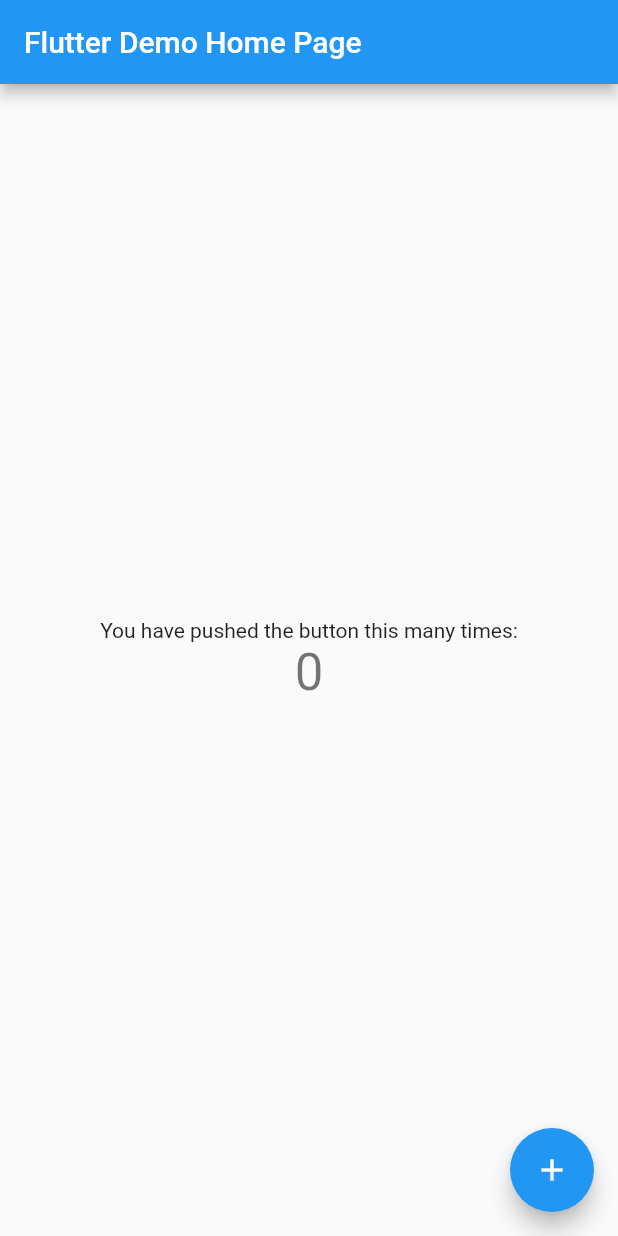
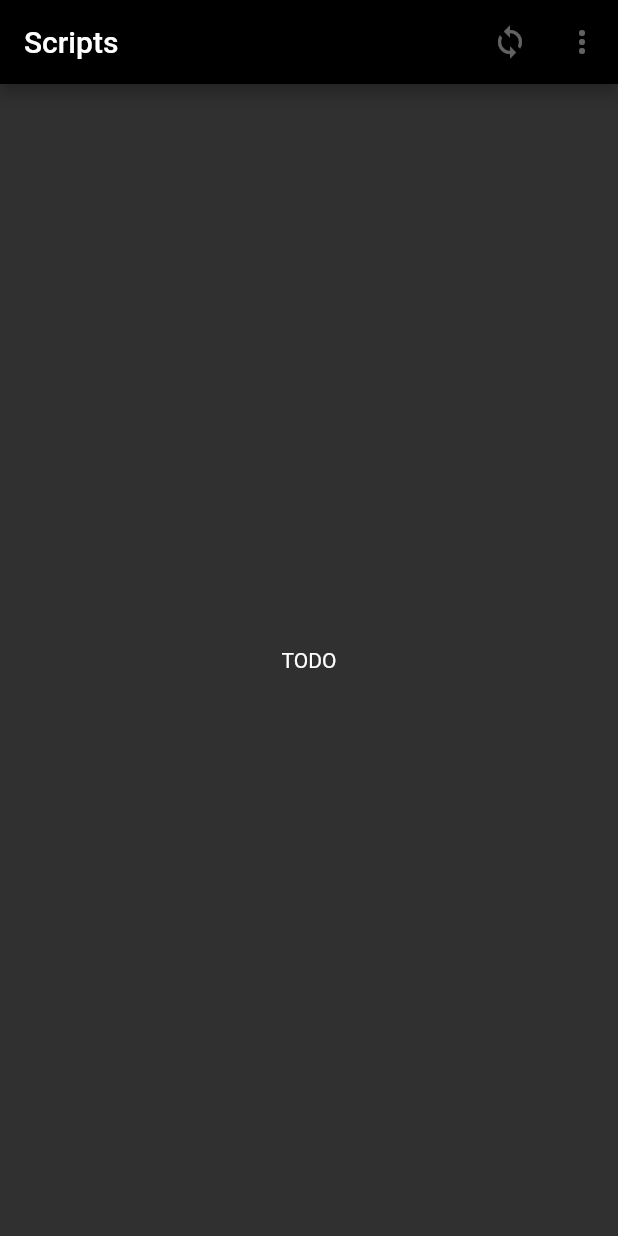
Before and after one commit to Conreality/conreality-developer, a Flutter app: the screen it shows after launch, on a phone screen of 412 x 824 dp. Run offline on Flutter 3.47's test engine with Material 2 defaults, Android fonts, the phone set to English and light mode, and no system bars.

Commit message:
Sketched out the app structure.

```diff
--- a/lib/main.dart
+++ b/lib/main.dart
@@ -1,111 +1,60 @@
+/* This is free and unencumbered software released into the public domain. */
+
 import 'package:flutter/material.dart';
 
-void main() => runApp(MyApp());
+import 'routes.dart';
+import 'script_screen.dart' show ScriptScreen;
 
-class MyApp extends StatelessWidget {
-  // This widget is the root of your application.
+////////////////////////////////////////////////////////////////////////////////
+
+void main() => runApp(App());
+
+////////////////////////////////////////////////////////////////////////////////
+
+class App extends StatefulWidget {
   @override
-  Widget build(BuildContext context) {
-    return MaterialApp(
-      title: 'Flutter Demo',
-      theme: ThemeData(
-        // This is the theme of your application.
-        //
-        // Try running your application with "flutter run". You'll see the
-        // application has a blue toolbar. Then, without quitting the app, try
-        // changing the primarySwatch below to Colors.green and then invoke
-        // "hot reload" (press "r" in the console where you ran "flutter run",
-        // or simply save your changes to "hot reload" in a Flutter IDE).
-        // Notice that the counter didn't reset back to zero; the application
-        // is not restarted.
-        primarySwatch: Colors.blue,
-      ),
-      home: MyHomePage(title: 'Flutter Demo Home Page'),
-    );
-  }
+  State<App> createState() => _AppState();
 }
 
-class MyHomePage extends StatefulWidget {
-  MyHomePage({Key key, this.title}) : super(key: key);
-
-  // This widget is the home page of your application. It is stateful, meaning
-  // that it has a State object (defined below) that contains fields that affect
-  // how it looks.
-
-  // This class is the configuration for the state. It holds the values (in this
-  // case the title) provided by the parent (in this case the App widget) and
-  // used by the build method of the State. Fields in a Widget subclass are
-  // always marked "final".
-
-  final String title;
+class _AppState extends State<App> {
+  Object _error;
 
   @override
-  _MyHomePageState createState() => _MyHomePageState();
-}
-
-class _MyHomePageState extends State<MyHomePage> {
-  int _counter = 0;
-
-  void _incrementCounter() {
-    setState(() {
-      // This call to setState tells the Flutter framework that something has
-      // changed in this State, which causes it to rerun the build method below
-      // so that the display can reflect the updated values. If we changed
-      // _counter without calling setState(), then the build method would not be
-      // called again, and so nothing would appear to happen.
-      _counter++;
-    });
+  void initState() {
+    super.initState();
+    _load();
   }
 
   @override
-  Widget build(BuildContext context) {
-    // This method is rerun every time setState is called, for instance as done
-    // by the _incrementCounter method above.
-    //
-    // The Flutter framework has been optimized to make rerunning build methods
-    // fast, so that you can just rebuild anything that needs updating rather
-    // than having to individually change instances of widgets.
-    return Scaffold(
-      appBar: AppBar(
-        // Here we take the value from the MyHomePage object that was created by
-        // the App.build method, and use it to set our appbar title.
-        title: Text(widget.title),
+  void dispose() {
+    super.dispose();
+  }
+
+  @override
+  Widget build(final BuildContext context) {
+    final Map<String, WidgetBuilder> routes = {};
+    routes.addAll(appRoutes);
+    return MaterialApp(
+      color: Colors.grey,
+      theme: ThemeData(
+        primaryColor: Colors.black,
+        brightness: Brightness.dark,
       ),
-      body: Center(
-        // Center is a layout widget. It takes a single child and positions it
-        // in the middle of the parent.
-        child: Column(
-          // Column is also layout widget. It takes a list of children and
-          // arranges them vertically. By default, it sizes itself to fit its
-          // children horizontally, and tries to be as tall as its parent.
-          //
-          // Invoke "debug painting" (press "p" in the console, choose the
-          // "Toggle Debug Paint" action from the Flutter Inspector in Android
-          // Studio, or the "Toggle Debug Paint" command in Visual Studio Code)
-          // to see the wireframe for each widget.
-          //
-          // Column has various properties to control how it sizes itself and
-          // how it positions its children. Here we use mainAxisAlignment to
-          // center the children vertically; the main axis here is the vertical
-          // axis because Columns are vertical (the cross axis would be
-          // horizontal).
-          mainAxisAlignment: MainAxisAlignment.center,
-          children: <Widget>[
-            Text(
-              'You have pushed the button this many times:',
-            ),
-            Text(
-              '$_counter',
-              style: Theme.of(context).textTheme.display1,
-            ),
-          ],
-        ),
-      ),
-      floatingActionButton: FloatingActionButton(
-        onPressed: _incrementCounter,
-        tooltip: 'Increment',
-        child: Icon(Icons.add),
-      ), // This trailing comma makes auto-formatting nicer for build methods.
+      home: (_error != null)
+          ? Text(_error.toString())
+          : ScriptScreen(),
+      routes: routes,
     );
   }
+
+  void _load() async {
+    try {
+      //await config.init();
+      //await database.init();
+    } catch (error) {
+      setState(() {
+        _error = error;
+      });
+    }
+  }
 }
--- /dev/null
+++ b/lib/routes.dart
@@ -0,0 +1,11 @@
+/* This is free and unencumbered software released into the public domain. */
+
+import 'package:flutter/material.dart' show WidgetBuilder;
+
+import 'script_screen.dart' show ScriptScreen;
+
+////////////////////////////////////////////////////////////////////////////////
+
+Map<String, WidgetBuilder> appRoutes = {
+  ScriptScreen.route: (context) => ScriptScreen(),
+};
--- /dev/null
+++ b/lib/script_screen.dart
@@ -0,0 +1,36 @@
+/* This is free and unencumbered software released into the public domain. */
+
+import 'package:flutter/material.dart';
+
+////////////////////////////////////////////////////////////////////////////////
+
+class ScriptScreen extends StatefulWidget {
+  static const route = "/scripts";
+
+  ScriptScreen({Key key}) : super(key: key);
+
+  @override
+  State<ScriptScreen> createState() => _ScriptState();
+}
+
+class _ScriptState extends State<ScriptScreen> {
+  @override
+  Widget build(final BuildContext context) {
+    return Scaffold(
+      appBar: AppBar(
+        title: Text("Scripts"),
+        actions: <Widget>[
+          IconButton(
+            icon: Icon(Icons.sync),
+            onPressed: null,
+          ),
+          IconButton(
+            icon: Icon(Icons.more_vert),
+            onPressed: null,
+          ),
+        ].where((element) => element != null).toList(),
+      ),
+      body: Center(child: Text("TODO")), // TODO
+    );
+  }
+}
```
Also changed, not shown: 2 other files.
